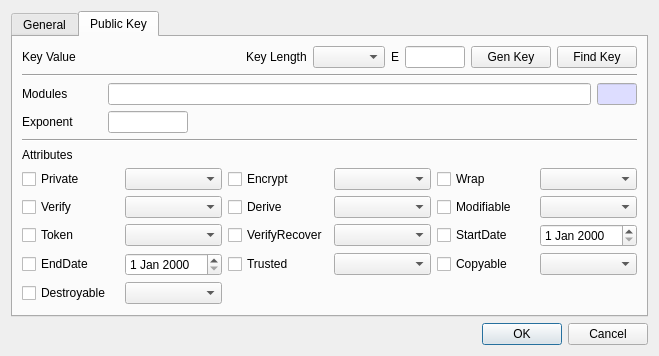
Above: CryptokiMan/create_rsa_pub_key_dlg.ui from jykim74/CryptokiMan before the change. Below: the same form after it.
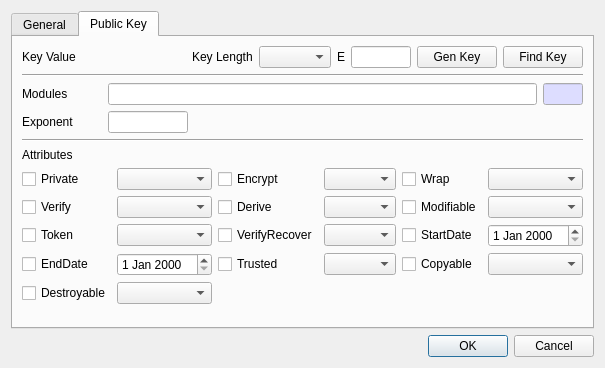
That is the form after the change.

```diff
--- a/CryptokiMan/create_rsa_pub_key_dlg.ui
+++ b/CryptokiMan/create_rsa_pub_key_dlg.ui
@@ -6,8 +6,8 @@
    <rect>
     <x>0</x>
     <y>0</y>
-    <width>659</width>
-    <height>344</height>
+    <width>581</width>
+    <height>368</height>
    </rect>
   </property>
   <property name="windowTitle">
```
